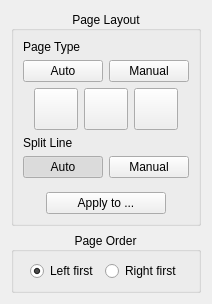
Above: src/core/filters/page_split/OptionsWidget.ui from 2ndmax/scantailor-ocr before the change. Below: the same form after it.
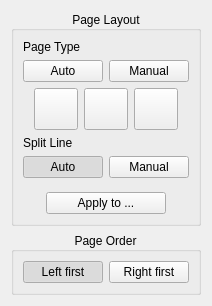
That is the form after the change. Icons and pictures are not drawn. Custom widgets are drawn as their Qt base class.

Commit message:
page_split: show the page order as buttons, like the split line
"Left first" and "Right first" are now checkable buttons in a button
group, as "Auto" and "Manual" for the split line, instead of radio
buttons. Texts and tooltips are unchanged.

```diff
--- a/src/core/filters/page_split/OptionsWidget.ui
+++ b/src/core/filters/page_split/OptionsWidget.ui
@@ -340,26 +340,35 @@
        </spacer>
       </item>
       <item>
-       <widget class="QRadioButton" name="leftFirstRB">
+       <widget class="QPushButton" name="leftFirstBtn">
         <property name="toolTip">
          <string>The left half of a split page comes first, as in most books. Applies to the whole project. Switching renames the existing output files, whose names contain the order.</string>
         </property>
         <property name="text">
          <string>Left first</string>
         </property>
+        <property name="checkable">
+         <bool>true</bool>
+        </property>
         <property name="checked">
          <bool>true</bool>
         </property>
        </widget>
       </item>
       <item>
-       <widget class="QRadioButton" name="rightFirstRB">
+       <widget class="QPushButton" name="rightFirstBtn">
         <property name="toolTip">
          <string>The right half of a split page comes first, as in Hebrew, Arabic or Japanese books. Applies to the whole project. Switching renames the existing output files, whose names contain the order.</string>
         </property>
         <property name="text">
          <string>Right first</string>
         </property>
+        <property name="checkable">
+         <bool>true</bool>
+        </property>
+        <property name="autoExclusive">
+         <bool>true</bool>
+        </property>
        </widget>
       </item>
       <item>
```
Left out of the diff: 3 changed lines with no effect on the pictures. The commit also changes 3 other files.
